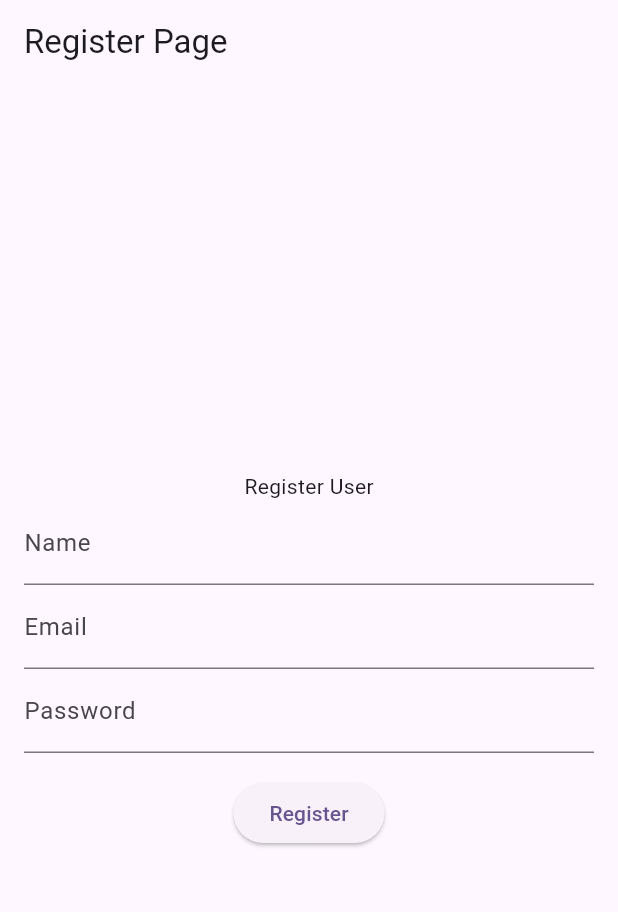
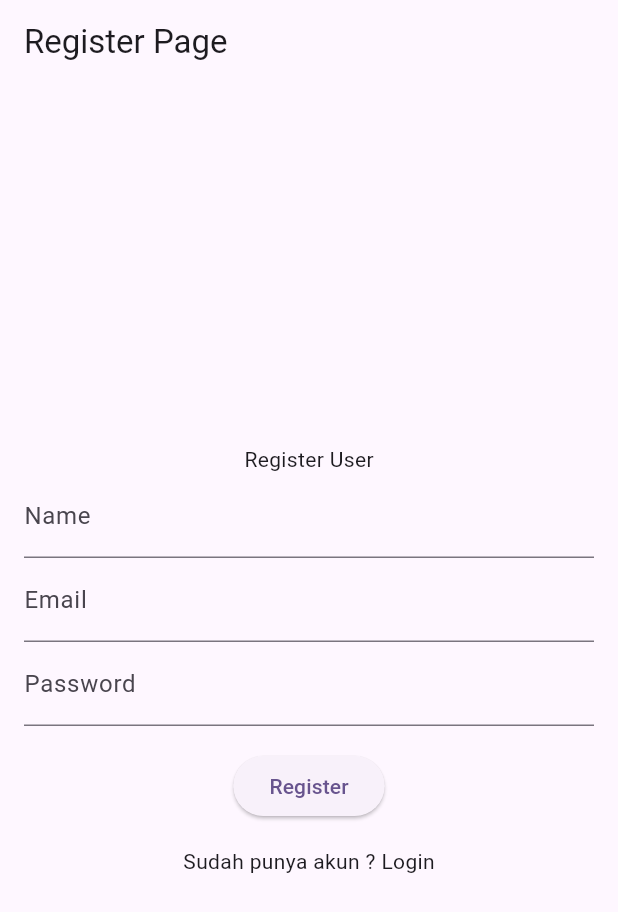
Before and after one commit to AhmadHidayat120402/e-catalog, a Flutter app: the screen it shows after launch, on a phone screen of 412 x 824 dp. Shown: the top 912 px of the screen. Run offline on Flutter 3.47's test engine with Material 3 defaults, Android fonts, the phone set to English and light mode, and no system bars; our stand-ins replace bloc, dartz, flutter_bloc.

Commit message:
login finish

```diff
--- a/lib/bloc/login/login_bloc.dart
+++ b/lib/bloc/login/login_bloc.dart
@@ -1,13 +1,27 @@
+// ignore_for_file: public_member_api_docs, sort_constructors_first
 import 'package:bloc/bloc.dart';
 import 'package:meta/meta.dart';
+
+import 'package:flutter_ecatalog/data/datasource/auth_datasource.dart';
+import 'package:flutter_ecatalog/data/models/request/login_request_model.dart';
+import 'package:flutter_ecatalog/data/models/response/login_response_model.dart';
 
 part 'login_event.dart';
 part 'login_state.dart';
 
 class LoginBloc extends Bloc<LoginEvent, LoginState> {
-  LoginBloc() : super(LoginInitial()) {
-    on<LoginEvent>((event, emit) {
-      // TODO: implement event handler
+  final AuthDataSource dataSource;
+  LoginBloc(
+    this.dataSource,
+  ) : super(LoginInitial()) {
+    on<DoLoginEvent>((event, emit) async {
+      emit(LoginLoading());
+      final result = await dataSource.login(event.model);
+      result.fold(
+          (error) => emit(LoginError(message: error)),
+          (data) => emit(LoginLoaded(
+                model: data,
+              )));
     });
   }
 }
--- a/lib/bloc/login/login_event.dart
+++ b/lib/bloc/login/login_event.dart
@@ -3,4 +3,7 @@ part of 'login_bloc.dart';
 @immutable
 sealed class LoginEvent {}
 
-class DoLoginEvent extends LoginEvent {}
+class DoLoginEvent extends LoginEvent {
+  final LoginRequestModel model;
+  DoLoginEvent({required this.model});
+}
--- a/lib/bloc/login/login_state.dart
+++ b/lib/bloc/login/login_state.dart
@@ -7,6 +7,12 @@ final class LoginInitial extends LoginState {}
 
 final class LoginLoading extends LoginState {}
 
-final class LoginLoaded extends LoginState {}
+final class LoginLoaded extends LoginState {
+  final LoginResponseModel model;
+  LoginLoaded({required this.model});
+}
 
-final class LoginError extends LoginState {}
+final class LoginError extends LoginState {
+  final String message;
+  LoginError({required this.message});
+}
--- a/lib/data/datasource/auth_datasource.dart
+++ b/lib/data/datasource/auth_datasource.dart
@@ -1,4 +1,6 @@
+import 'package:flutter_ecatalog/data/models/request/login_request_model.dart';
 import 'package:flutter_ecatalog/data/models/request/register_request_model.dart';
+import 'package:flutter_ecatalog/data/models/response/login_response_model.dart';
 import 'package:flutter_ecatalog/data/models/response/register_response_model.dart';
 import 'package:http/http.dart' as http;
 import 'package:dartz/dartz.dart';
@@ -17,4 +19,18 @@ class AuthDataSource {
       return left("register gagal");
     }
   }
+
+  Future<Either<String, LoginResponseModel>> login(
+      LoginRequestModel model) async {
+    final response = await http.post(
+        Uri.parse('https://api.escuelajs.co/api/v1/auth/login'),
+        headers: {'Content-Type': 'application/json'},
+        body: model.toJson());
+
+    if (response.statusCode == 201) {
+      return right(LoginResponseModel.fromJson(response.body));
+    } else {
+      return left("login gagal");
+    }
+  }
 }
--- /dev/null
+++ b/lib/data/models/request/login_request_model.dart
@@ -0,0 +1,30 @@
+import 'dart:convert';
+
+// ignore_for_file: public_member_api_docs, sort_constructors_first
+class LoginRequestModel {
+  final String email;
+  final String password;
+  LoginRequestModel({
+    required this.email,
+    required this.password,
+  });
+
+  Map<String, dynamic> toMap() {
+    return <String, dynamic>{
+      'email': email,
+      'password': password,
+    };
+  }
+
+  factory LoginRequestModel.fromMap(Map<String, dynamic> map) {
+    return LoginRequestModel(
+      email: map['username'] as String,
+      password: map['password'] as String,
+    );
+  }
+
+  String toJson() => json.encode(toMap());
+
+  factory LoginRequestModel.fromJson(String source) =>
+      LoginRequestModel.fromMap(json.decode(source) as Map<String, dynamic>);
+}
--- /dev/null
+++ b/lib/data/models/response/login_response_model.dart
@@ -0,0 +1,30 @@
+import 'dart:convert';
+
+// ignore_for_file: public_member_api_docs, sort_constructors_first
+class LoginResponseModel {
+  final String accessToken;
+  final String refreshToken;
+  LoginResponseModel({
+    required this.accessToken,
+    required this.refreshToken,
+  });
+
+  Map<String, dynamic> toMap() {
+    return <String, dynamic>{
+      'accessToken': accessToken,
+      'refreshToken': refreshToken,
+    };
+  }
+
+  factory LoginResponseModel.fromMap(Map<String, dynamic> map) {
+    return LoginResponseModel(
+      accessToken: map['access_token'] as String,
+      refreshToken: map['refresh_token'] as String,
+    );
+  }
+
+  String toJson() => json.encode(toMap());
+
+  factory LoginResponseModel.fromJson(String source) =>
+      LoginResponseModel.fromMap(json.decode(source) as Map<String, dynamic>);
+}
--- a/lib/main.dart
+++ b/lib/main.dart
@@ -1,5 +1,6 @@
 import 'package:flutter/material.dart';
 import 'package:flutter_bloc/flutter_bloc.dart';
+import 'package:flutter_ecatalog/bloc/login/login_bloc.dart';
 import 'package:flutter_ecatalog/bloc/register/register_bloc.dart';
 import 'package:flutter_ecatalog/data/datasource/auth_datasource.dart';
 import 'package:flutter_ecatalog/presentation/register.page.dart';
@@ -13,8 +14,15 @@ class MyApp extends StatelessWidget {
 
   @override
   Widget build(BuildContext context) {
-    return BlocProvider(
-      create: (context) => RegisterBloc(AuthDataSource()),
+    return MultiBlocProvider(
+      providers: [
+        BlocProvider(
+          create: (context) => RegisterBloc(AuthDataSource()),
+        ),
+        BlocProvider(
+          create: (context) => LoginBloc(AuthDataSource()),
+        ),
+      ],
       child: MaterialApp(
           title: 'Flutter Demo',
           theme: ThemeData(
--- a/lib/presentation/register.page.dart
+++ b/lib/presentation/register.page.dart
@@ -104,7 +104,18 @@ class _RegisterPageState extends State<RegisterPage> {
                         child: const Text("Register"));
                   },
                 ),
-              )
+              ),
+              const SizedBox(
+                height: 16,
+              ),
+              InkWell(
+                  onTap: () {
+                    Navigator.push(context,
+                        MaterialPageRoute(builder: (context) {
+                      return const LoginPage();
+                    }));
+                  },
+                  child: const Text("Sudah punya akun ? Login"))
             ]),
       ),
     );
```
Also changed, not shown: lib/presentation/login_page.dart (+44 -2 lines).
